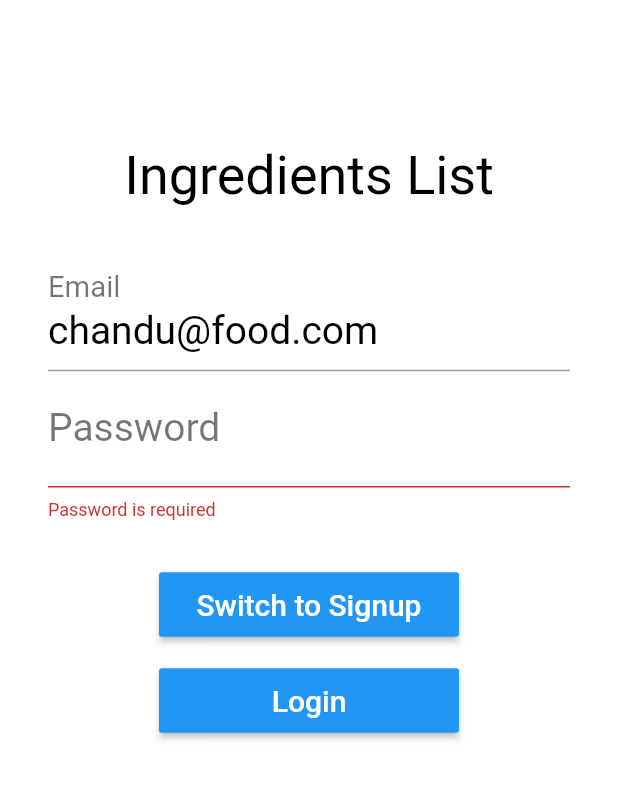
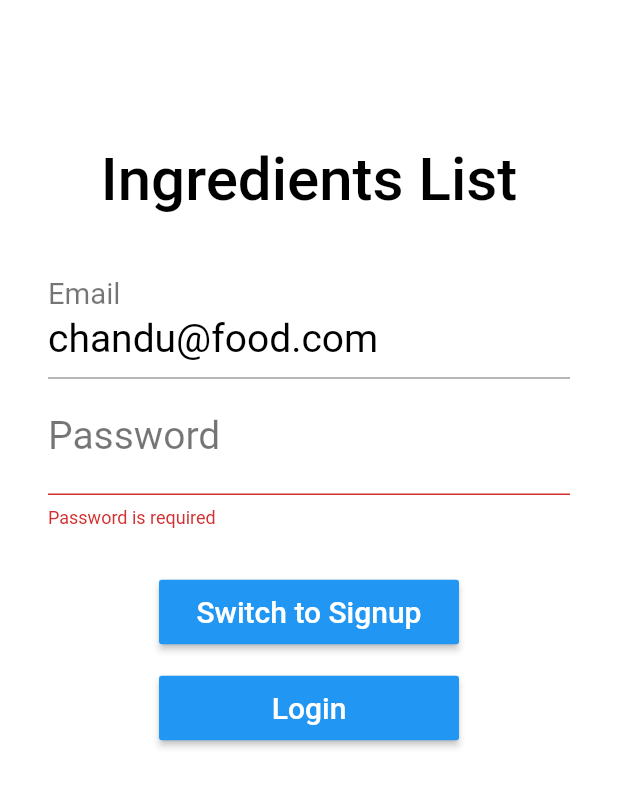
Before and after one commit to mary-chandana/ingredients_list, a Flutter app: the screen it shows after launch, on a phone screen of 412 x 824 dp. Shown: the top 787 px of the screen. Run offline on Flutter 3.47's test engine with Material 2 defaults, Android fonts, the phone set to English and light mode, and no system bars; our stand-ins replace cloud_firestore, firebase_auth; accounts and stored records are empty.

Commit message:
change style

```diff
--- a/lib/screens/detail.dart
+++ b/lib/screens/detail.dart
@@ -22,6 +22,7 @@ class FoodDetail extends StatelessWidget {
       body: SingleChildScrollView(
         child: Center(
           child: Container(
+            padding: EdgeInsets.all(20.0),
             child: Column(
               children: <Widget>[
                 SizedBox(height: 24),
@@ -45,14 +46,14 @@ class FoodDetail extends StatelessWidget {
                 GridView.count(
                   shrinkWrap: true,
                   scrollDirection: Axis.vertical,
-                  padding: EdgeInsets.all(8),
+                  padding: EdgeInsets.all(6),
                   crossAxisCount: 3,
                   crossAxisSpacing: 4,
                   mainAxisSpacing: 4,
                   children: foodNotifier.currentFood.subIngredients
                       .map(
                         (ingredient) => Card(
-                          color: Colors.black54,
+                          color: Colors.blueGrey[800],
                           child: Center(
                             child: Text(
                               ingredient,
@@ -84,6 +85,7 @@ class FoodDetail extends StatelessWidget {
               );
             },
             child: Icon(Icons.edit),
+            backgroundColor: Colors.green,
             foregroundColor: Colors.white,
           ),
           SizedBox(height: 20),
--- a/lib/screens/feed.dart
+++ b/lib/screens/feed.dart
@@ -64,7 +64,7 @@ class _FeedState extends State<Feed> {
           itemCount: foodNotifier.foodList.length,
           separatorBuilder: (BuildContext context, int index) {
             return Divider(
-              color: Colors.black,
+              color: Colors.blueGrey[800],
             );
           },
         ),
--- a/lib/screens/food_form.dart
+++ b/lib/screens/food_form.dart
@@ -173,7 +173,7 @@ class _FoodFormState extends State<FoodForm> {
               children: _subingredients
                   .map(
                     (ingredient) => Card(
-                      color: Colors.black54,
+                      color: Colors.blueGrey[800],
                       child: Center(
                         child: Text(
                           ingredient,
--- a/lib/screens/login.dart
+++ b/lib/screens/login.dart
@@ -167,7 +167,10 @@ class _LoginState extends State<Login> {
                   Text(
                     "Ingredients List",
                     textAlign: TextAlign.center,
-                    style: TextStyle(fontSize: 36, color: Colors.black),
+                    style: TextStyle(
+                        fontSize: 40,
+                        color: Colors.black,
+                        fontWeight: FontWeight.w500),
                   ),
                   SizedBox(height: 32),
                   _authMode == AuthMode.Signup
```
